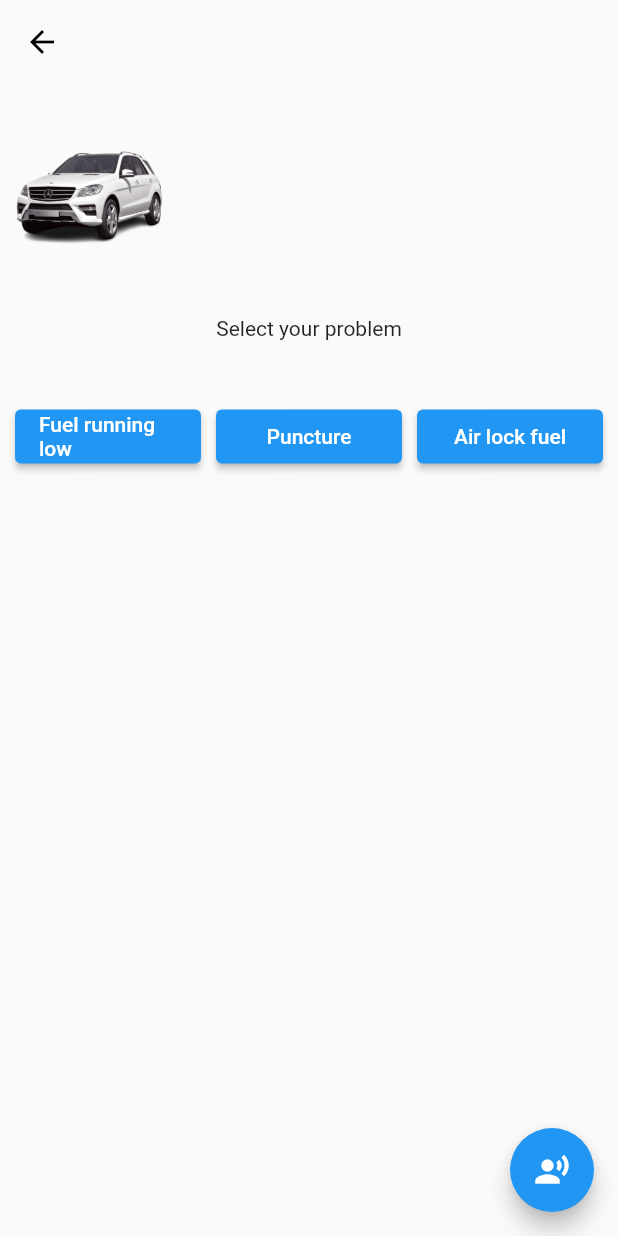
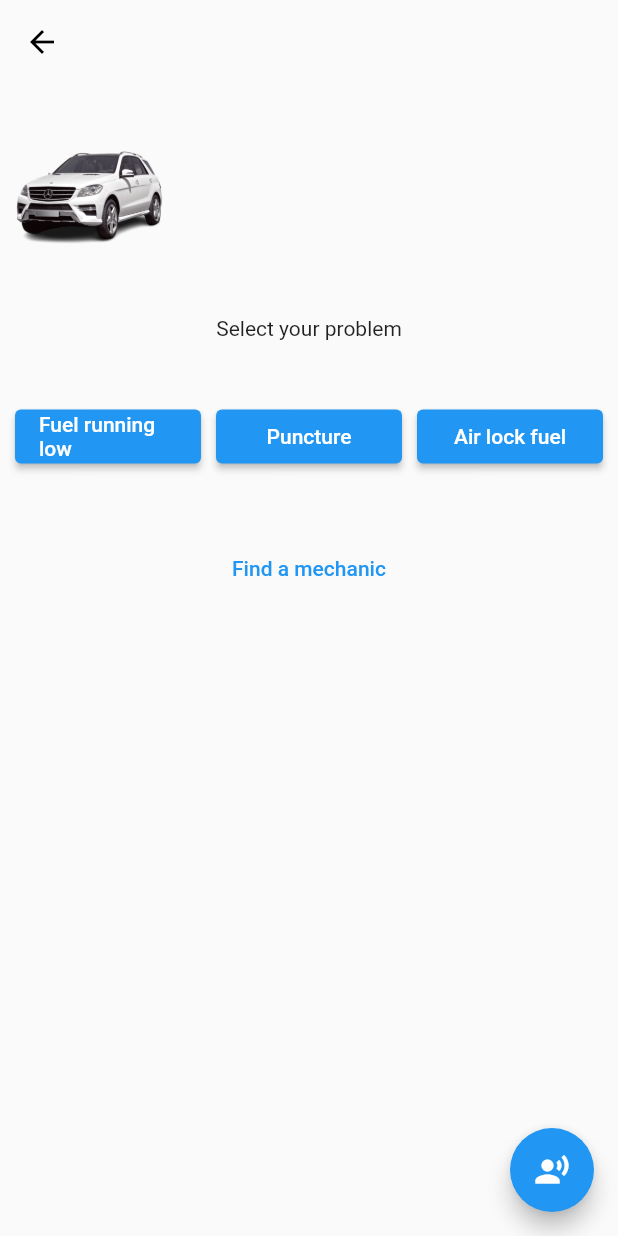
Before and after one commit to yahu1031/demo_app, a Flutter app: the CarScreen screen opened directly with empty values, on a phone screen of 412 x 824 dp. Run offline on Flutter 3.47's test engine with Material 2 defaults, Android fonts, the phone set to English and light mode, and no system bars; our stand-ins replace cloud_firestore, firebase_auth, firebase_core, freezed_annotation, pin_code_fields; missing offline and left inert: tflite_audio; accounts and stored records are empty.

Commit message:
feat: added a button

```diff
--- a/lib/app/screens/car.screen.dart
+++ b/lib/app/screens/car.screen.dart
@@ -149,6 +149,11 @@ class _CarScreenState extends State<CarScreen> {
                     ),
                   ],
                 ),
+                const SizedBox(height: 40),
+                TextButton(
+                  onPressed: () {},
+                  child: const Text('Find a mechanic'),
+                )
               ],
             ),
           ),
```
